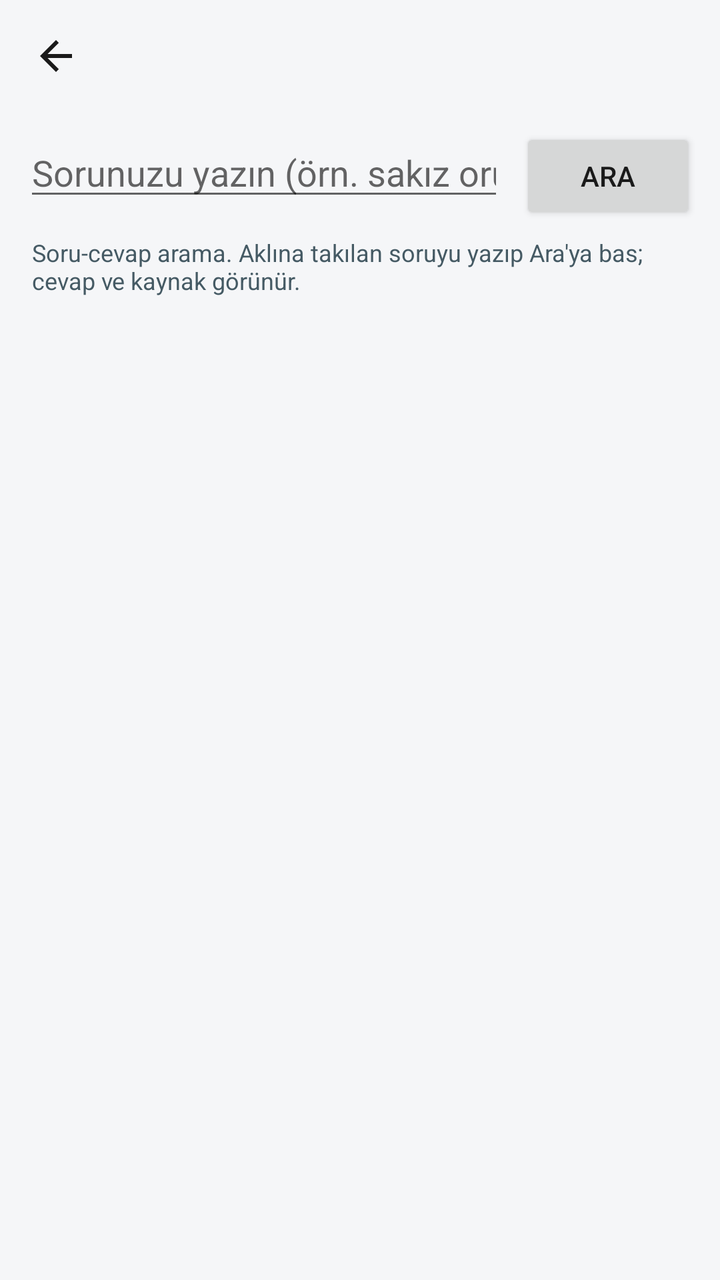
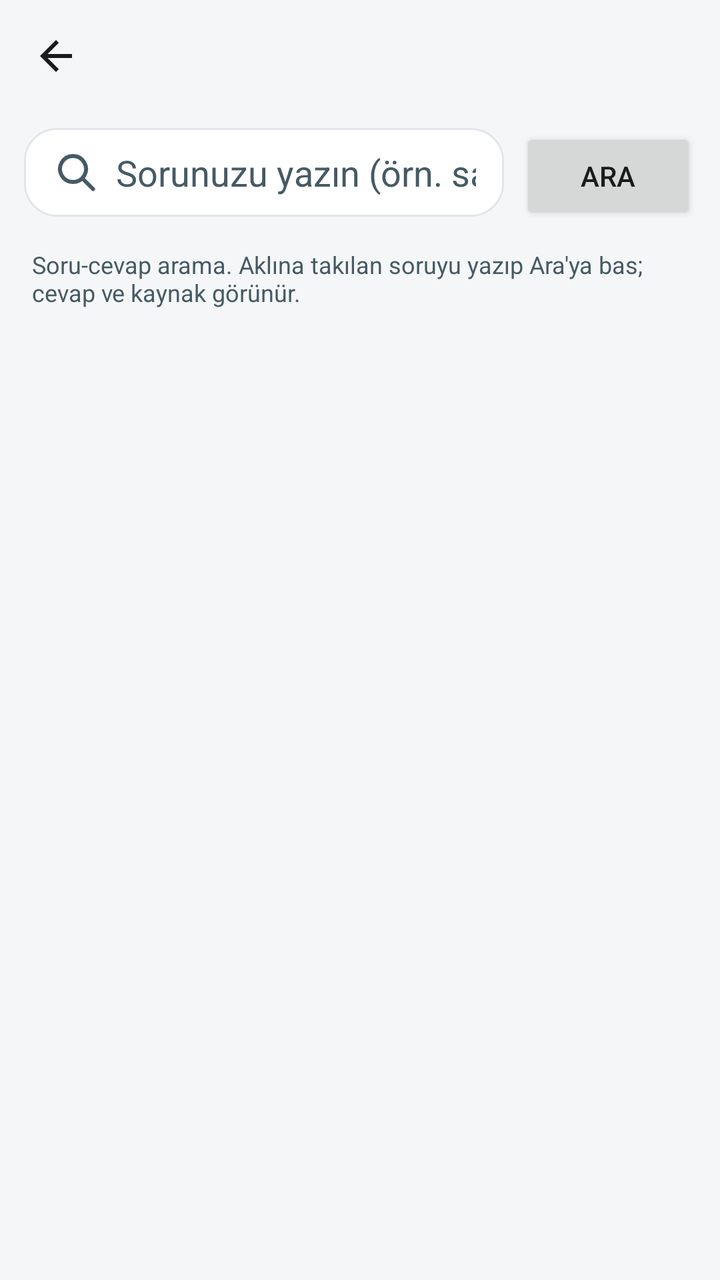

Two renders of the same Android screen: before a commit and after it. Below are the layout's source before the change and the commit's diff.
<!-- AndroidManifest.xml: application theme Theme.Qibla -->
<!-- res/layout/activity_fetva.xml -->
<?xml version="1.0" encoding="utf-8"?>
<LinearLayout xmlns:android="http://schemas.android.com/apk/res/android"
    xmlns:app="http://schemas.android.com/apk/res-auto"
    android:layout_width="match_parent"
    android:layout_height="match_parent"
    android:background="@color/bg"
    android:orientation="vertical">

    <androidx.appcompat.widget.Toolbar
        android:id="@+id/fetvaToolbar"
        android:layout_width="match_parent"
        android:layout_height="?attr/actionBarSize"
        android:background="@color/bg"
        app:navigationIcon="?attr/homeAsUpIndicator"
        app:theme="@style/Theme.Qibla.Toolbar"
        app:titleTextColor="@color/text_primary" />

    <LinearLayout
        android:layout_width="match_parent"
        android:layout_height="wrap_content"
        android:orientation="horizontal"
        android:paddingStart="12dp"
        android:paddingTop="8dp"
        android:paddingEnd="12dp">

        <EditText
            android:id="@+id/etFetvaQuery"
            android:layout_width="0dp"
            android:layout_height="wrap_content"
            android:layout_weight="1"
            android:hint="@string/fetva_hint"
            android:imeOptions="actionSearch"
            android:inputType="text"
            android:maxLines="2"
            android:singleLine="true" />

        <Button
            android:id="@+id/btnFetvaSearch"
            android:layout_width="wrap_content"
            android:layout_height="wrap_content"
            android:layout_marginStart="8dp"
            android:text="@string/fetva_search" />
    </LinearLayout>

    <TextView
        android:id="@+id/fetvaStatus"
        android:layout_width="match_parent"
        android:layout_height="wrap_content"
        android:paddingStart="16dp"
        android:paddingTop="6dp"
        android:paddingEnd="16dp"
        android:paddingBottom="6dp"
        android:text="@string/fetva_sub"
        android:textColor="@color/text_dim"
        android:textSize="12sp" />

    <Button
        android:id="@+id/btnFetvaWeb"
        android:layout_width="match_parent"
        android:layout_height="wrap_content"
        android:layout_marginStart="12dp"
        android:layout_marginTop="2dp"
        android:layout_marginEnd="12dp"
        android:layout_marginBottom="4dp"
        android:text="@string/fetva_web_btn"
        android:visibility="gone" />

    <androidx.recyclerview.widget.RecyclerView
        android:id="@+id/fetvaList"
        android:layout_width="match_parent"
        android:layout_height="0dp"
        android:layout_weight="1"
        android:clipToPadding="false"
        android:paddingStart="8dp"
        android:paddingEnd="8dp"
        android:paddingBottom="12dp" />
</LinearLayout>
<!-- resources referenced by this layout -->
<resources>
  <color name="bg">#F5F6F8</color>
  <color name="text_dim">#455A64</color>
  <color name="text_primary">#1A1A1A</color>
  <string name="fetva_hint">Sorunuzu yazın (örn. sakız orucu bozar mı)</string>
  <string name="fetva_search">Ara</string>
  <string name="fetva_sub">Soru-cevap arama. Aklına takılan soruyu yazıp Ara\'ya bas; cevap ve kaynak görünür.</string>
  <string name="fetva_web_btn">İnternette Ara</string>
  <style name="Theme.Qibla.Toolbar" parent="ThemeOverlay.AppCompat.ActionBar">
          <item name="colorControlNormal">@color/text_primary</item>
          <item name="android:textColorPrimary">@color/text_primary</item>
      </style>
  <style name="Theme.Qibla" parent="Theme.AppCompat.DayNight.NoActionBar">
          <item name="colorAccent">@color/accent</item>
          <item name="android:windowBackground">@color/bg</item>
          <item name="android:statusBarColor">@color/bg</item>
          <item name="android:navigationBarColor">@color/bg</item>
          <item name="android:textColorPrimary">@color/text_primary</item>
          <item name="android:windowLightStatusBar">true</item>
      </style>
  <color name="accent">#00897B</color>
</resources>

<!-- the commit's change to res/layout/activity_fetva.xml (unified diff, before → after) -->
@@ -1,77 +1,123 @@
 <?xml version="1.0" encoding="utf-8"?>
-<LinearLayout xmlns:android="http://schemas.android.com/apk/res/android"
+<FrameLayout xmlns:android="http://schemas.android.com/apk/res/android"
     xmlns:app="http://schemas.android.com/apk/res-auto"
     android:layout_width="match_parent"
     android:layout_height="match_parent"
-    android:background="@color/bg"
-    android:orientation="vertical">
+    android:background="@color/bg">
 
-    <androidx.appcompat.widget.Toolbar
-        android:id="@+id/fetvaToolbar"
+    <ImageView
+        android:id="@+id/bgImage"
         android:layout_width="match_parent"
-        android:layout_height="?attr/actionBarSize"
-        android:background="@color/bg"
-        app:navigationIcon="?attr/homeAsUpIndicator"
-        app:theme="@style/Theme.Qibla.Toolbar"
-        app:titleTextColor="@color/text_primary" />
+        android:layout_height="match_parent"
+        android:contentDescription="@null"
+        android:scaleType="centerCrop"
+        android:visibility="gone" />
+
+    <View
+        android:id="@+id/bgScrim"
+        android:layout_width="match_parent"
+        android:layout_height="match_parent"
+        android:background="@color/bg_scrim"
+        android:visibility="gone" />
 
     <LinearLayout
         android:layout_width="match_parent"
-        android:layout_height="wrap_content"
-        android:orientation="horizontal"
-        android:paddingStart="12dp"
-        android:paddingTop="8dp"
-        android:paddingEnd="12dp">
+        android:layout_height="match_parent"
+        android:orientation="vertical">
 
-        <EditText
-            android:id="@+id/etFetvaQuery"
-            android:layout_width="0dp"
+        <androidx.appcompat.widget.Toolbar
+            android:id="@+id/fetvaToolbar"
+            android:layout_width="match_parent"
+            android:layout_height="?attr/actionBarSize"
+            android:background="@color/bg"
+            app:navigationIcon="?attr/homeAsUpIndicator"
+            app:theme="@style/Theme.Qibla.Toolbar"
+            app:titleTextColor="@color/text_primary" />
+
+        <LinearLayout
+            android:layout_width="match_parent"
             android:layout_height="wrap_content"
-            android:layout_weight="1"
-            android:hint="@string/fetva_hint"
-            android:imeOptions="actionSearch"
-            android:inputType="text"
-            android:maxLines="2"
-            android:singleLine="true" />
+            android:orientation="horizontal"
+            android:paddingStart="12dp"
+            android:paddingTop="8dp"
+            android:paddingEnd="12dp">
+
+            <EditText
+                android:id="@+id/etFetvaQuery"
+                android:layout_width="0dp"
+                android:layout_height="wrap_content"
+                android:layout_weight="1"
+                android:background="@drawable/chip_bg"
+                android:drawableStart="@drawable/ic_search"
+                android:drawableTint="@color/text_dim"
+                android:drawablePadding="8dp"
+                android:hint="@string/fetva_hint"
+                android:imeOptions="actionSearch"
+                android:inputType="text"
+                android:maxLines="1"
+                android:paddingStart="14dp"
+                android:paddingTop="10dp"
+                android:paddingEnd="14dp"
+                android:paddingBottom="10dp"
+                android:singleLine="true"
+                android:textColor="@color/text_primary"
+                android:textColorHint="@color/text_dim" />
+
+            <Button
+                android:id="@+id/btnFetvaSearch"
+                android:layout_width="wrap_content"
+                android:layout_height="wrap_content"
+                android:layout_marginStart="8dp"
+                android:text="@string/fetva_search" />
+        </LinearLayout>
+
+        <HorizontalScrollView
+            android:layout_width="match_parent"
+            android:layout_height="wrap_content"
+            android:paddingTop="6dp"
+            android:paddingBottom="2dp"
+            android:scrollbars="none">
+
+            <LinearLayout
+                android:id="@+id/fetvaChips"
+                android:layout_width="wrap_content"
+                android:layout_height="wrap_content"
+                android:paddingStart="12dp"
+                android:paddingEnd="12dp"
+                android:orientation="horizontal" />
+        </HorizontalScrollView>
+
+        <TextView
+            android:id="@+id/fetvaStatus"
+            android:layout_width="match_parent"
+            android:layout_height="wrap_content"
+            android:paddingStart="16dp"
+            android:paddingTop="4dp"
+            android:paddingEnd="16dp"
+            android:paddingBottom="4dp"
+            android:text="@string/fetva_sub"
+            android:textColor="@color/text_dim"
+            android:textSize="12sp" />
 
         <Button
-            android:id="@+id/btnFetvaSearch"
-            android:layout_width="wrap_content"
+            android:id="@+id/btnFetvaWeb"
+            android:layout_width="match_parent"
             android:layout_height="wrap_content"
-            android:layout_marginStart="8dp"
-            android:text="@string/fetva_search" />
+            android:layout_marginStart="12dp"
+            android:layout_marginTop="2dp"
+            android:layout_marginEnd="12dp"
+            android:layout_marginBottom="4dp"
+            android:text="@string/fetva_web_btn"
+            android:visibility="gone" />
+
+        <androidx.recyclerview.widget.RecyclerView
+            android:id="@+id/fetvaList"
+            android:layout_width="match_parent"
+            android:layout_height="0dp"
+            android:layout_weight="1"
+            android:clipToPadding="false"
+            android:paddingStart="8dp"
+            android:paddingEnd="8dp"
+            android:paddingBottom="12dp" />
     </LinearLayout>
-
-    <TextView
-        android:id="@+id/fetvaStatus"
-        android:layout_width="match_parent"
-        android:layout_height="wrap_content"
-        android:paddingStart="16dp"
-        android:paddingTop="6dp"
-        android:paddingEnd="16dp"
-        android:paddingBottom="6dp"
-        android:text="@string/fetva_sub"
-        android:textColor="@color/text_dim"
-        android:textSize="12sp" />
-
-    <Button
-        android:id="@+id/btnFetvaWeb"
-        android:layout_width="match_parent"
-        android:layout_height="wrap_content"
-        android:layout_marginStart="12dp"
-        android:layout_marginTop="2dp"
-        android:layout_marginEnd="12dp"
-        android:layout_marginBottom="4dp"
-        android:text="@string/fetva_web_btn"
-        android:visibility="gone" />
-
-    <androidx.recyclerview.widget.RecyclerView
-        android:id="@+id/fetvaList"
-        android:layout_width="match_parent"
-        android:layout_height="0dp"
-        android:layout_weight="1"
-        android:clipToPadding="false"
-        android:paddingStart="8dp"
-        android:paddingEnd="8dp"
-        android:paddingBottom="12dp" />
-</LinearLayout>
+</FrameLayout>
<!-- resource entries referenced after the edit -->
@@ -1,8 +1,40 @@
 <!-- resources referenced by this layout -->
 <resources>
   <color name="bg">#F5F6F8</color>
+  <color name="bg_scrim">#66FFFFFF</color>
   <color name="text_dim">#455A64</color>
   <color name="text_primary">#1A1A1A</color>
+  <!-- drawable chip_bg (drawable) -->
+  <?xml version="1.0" encoding="utf-8"?>
+  <shape xmlns:android="http://schemas.android.com/apk/res/android"
+      android:shape="rectangle">
+      <solid android:color="@color/panel" />
+      <corners android:radius="16dp" />
+      <stroke
+          android:width="1dp"
+          android:color="@color/panel_stroke" />
+  </shape>
+  <!-- drawable ic_search (drawable) -->
+  <?xml version="1.0" encoding="utf-8"?>
+  <vector xmlns:android="http://schemas.android.com/apk/res/android"
+      android:width="24dp"
+      android:height="24dp"
+      android:viewportWidth="24"
+      android:viewportHeight="24">
+      <path
+          android:fillColor="#00000000"
+          android:strokeColor="#FFFFFFFF"
+          android:strokeWidth="2"
+          android:strokeLineCap="round"
+          android:strokeLineJoin="round"
+          android:pathData="M10.5,4 a6.5,6.5 0 1,0 0.01,0 Z" />
+      <path
+          android:fillColor="#00000000"
+          android:strokeColor="#FFFFFFFF"
+          android:strokeWidth="2"
+          android:strokeLineCap="round"
+          android:pathData="M15.3,15.3 L20.5,20.5" />
+  </vector>
   <string name="fetva_hint">Sorunuzu yazın (örn. sakız orucu bozar mı)</string>
   <string name="fetva_search">Ara</string>
   <string name="fetva_sub">Soru-cevap arama. Aklına takılan soruyu yazıp Ara\'ya bas; cevap ve kaynak görünür.</string>
@@ -19,6 +51,8 @@
           <item name="android:textColorPrimary">@color/text_primary</item>
           <item name="android:windowLightStatusBar">true</item>
       </style>
+  <color name="panel">#FFFFFF</color>
+  <color name="panel_stroke">#E2E6EA</color>
   <color name="accent">#00897B</color>
 </resources>
 
